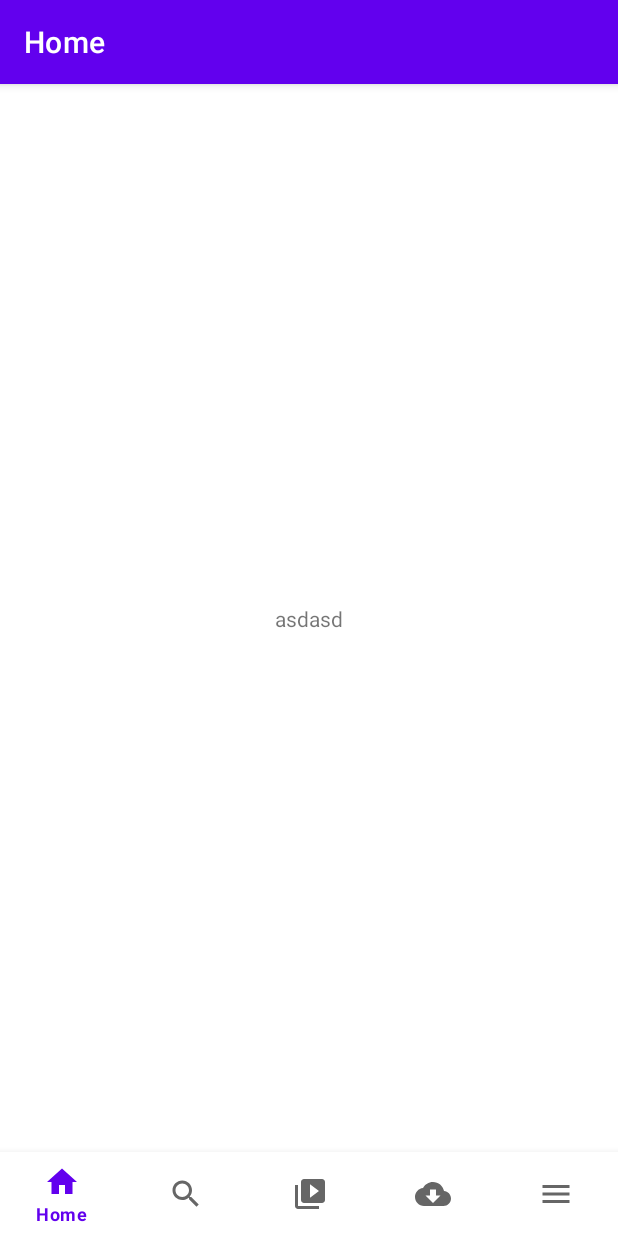
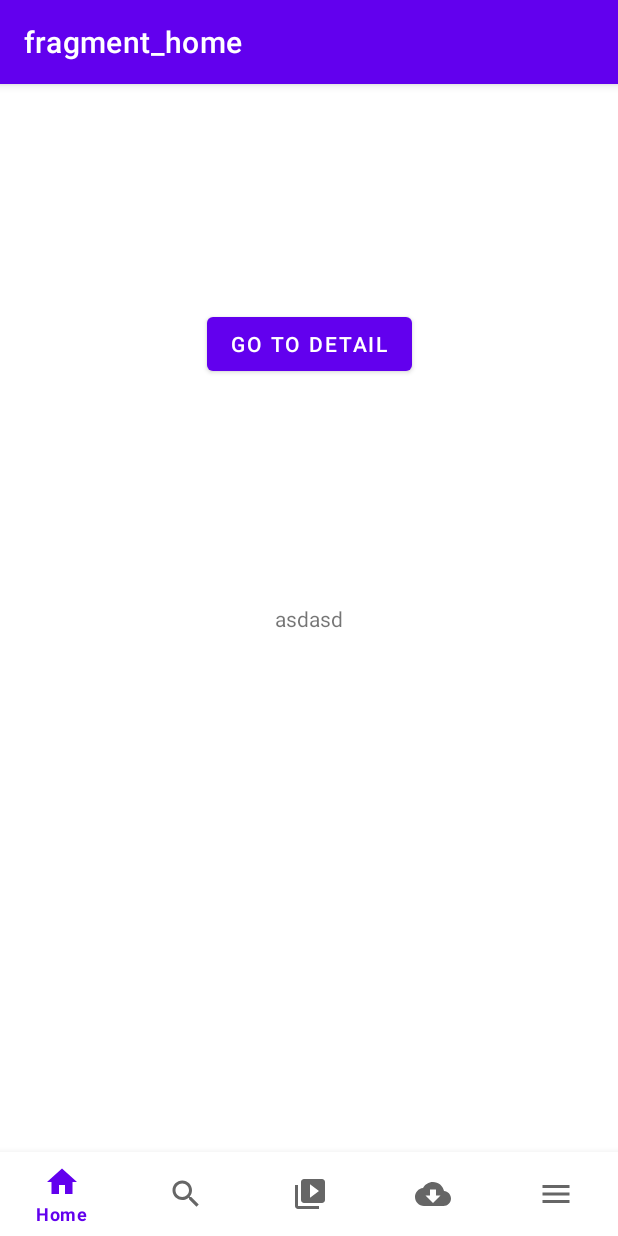
Before and after one commit to basarYargici/movie-hunt, an Android app: the screen it shows after launch (MainActivity), on a phone screen of 412 x 824 dp. Run offline under Robolectric (Android 15) with nearby library versions, the phone set to English and light mode, and no system bars; our stand-ins replace Dagger/Hilt's generated code, Timber, navigation-ui; network calls fail; 1 statement that could not run was skipped.

Commit message:
Fragments move to new navs for each and matched with bottom nav menu

```diff
--- /dev/null
+++ b/app/src/main/java/com/basar/moviehunter/extension/LiveDataExt.kt
@@ -0,0 +1,12 @@
+package com.basar.moviehunter.extension
+
+import androidx.lifecycle.LifecycleOwner
+import androidx.lifecycle.LiveData
+import androidx.lifecycle.MutableLiveData
+
+fun MutableLiveData<Boolean>.postTrue() = postValue(true)
+
+fun MutableLiveData<Boolean>.postFalse() = postValue(false)
+
+fun <T : Any, L : LiveData<T>> LifecycleOwner.observe(liveData: L, body: (T?) -> Unit): Unit =
+    liveData.observe(this) { t -> body(t) }
--- a/app/src/main/java/com/basar/moviehunter/ui/homepage/HomeFragment.kt
+++ b/app/src/main/java/com/basar/moviehunter/ui/homepage/HomeFragment.kt
@@ -6,11 +6,13 @@ import android.view.ViewGroup
 import androidx.fragment.app.viewModels
 import com.basar.moviehunter.base.BaseFragment
 import com.basar.moviehunter.databinding.FragmentHomeBinding
-import com.basar.moviehunter.util.Observer
+import com.basar.moviehunter.extension.observe
+import com.basar.moviehunter.util.Listener
+import com.basar.moviehunter.util.Receiver
 import dagger.hilt.android.AndroidEntryPoint
 
 @AndroidEntryPoint
-class HomeFragment : BaseFragment<FragmentHomeBinding>(), Observer {
+class HomeFragment : BaseFragment<FragmentHomeBinding>(), Receiver, Listener {
     private val viewmodel: HomeFragmentViewModel by viewModels()
 
     override fun inflateLayout(
@@ -21,12 +23,19 @@ class HomeFragment : BaseFragment<FragmentHomeBinding>(), Observer {
 
     override fun initViews() {
         viewmodel.initVM()
-        setObservers()
+        setListeners()
+        setReceiver()
     }
 
-    override fun setObservers() {
-        viewmodel.discoverFilm.observe(viewLifecycleOwner) {
+    override fun setReceiver() {
+        observe(viewmodel.discoverFilm) {
             binding.tv.text = it.toString()
         }
     }
+
+    override fun setListeners() {
+        binding.btnGo.setOnClickListener {
+            navigate(HomeFragmentDirections.actionHomeFragmentToMovieDetailFragment())
+        }
+    }
 }
--- a/app/src/main/java/com/basar/moviehunter/util/Observer.kt
+++ /dev/null
@@ -1,5 +0,0 @@
-package com.basar.moviehunter.util
-
-interface Observer {
-    fun setObservers()
-}
--- /dev/null
+++ b/app/src/main/java/com/basar/moviehunter/util/Receiver.kt
@@ -0,0 +1,5 @@
+package com.basar.moviehunter.util
+
+interface Receiver {
+    fun setReceiver()
+}
--- a/app/src/main/res/layout/fragment_home.xml
+++ b/app/src/main/res/layout/fragment_home.xml
@@ -6,7 +6,16 @@
     android:layout_height="match_parent"
     tools:context=".ui.homepage.HomeFragment">
 
-    <!-- TODO: Update blank fragment layout -->
+    <Button
+        android:id="@+id/btnGo"
+        android:text="Go to detail"
+        android:layout_width="wrap_content"
+        android:layout_height="wrap_content"
+        app:layout_constraintBottom_toTopOf="@+id/tv"
+        app:layout_constraintEnd_toEndOf="parent"
+        app:layout_constraintStart_toStartOf="parent"
+        app:layout_constraintTop_toTopOf="parent" />
+
     <TextView
         android:id="@+id/tv"
         android:layout_width="wrap_content"
--- a/app/src/main/res/menu/bottom_navigation_menu.xml
+++ b/app/src/main/res/menu/bottom_navigation_menu.xml
@@ -1,27 +1,27 @@
 <?xml version="1.0" encoding="utf-8"?>
 <menu xmlns:android="http://schemas.android.com/apk/res/android">
     <item
-        android:id="@+id/homeFragment"
+        android:id="@+id/home"
         android:enabled="true"
         android:icon="@drawable/ic_home"
         android:title="@string/menu_home" />
     <item
-        android:id="@+id/searchFragment"
+        android:id="@+id/search"
         android:enabled="true"
         android:icon="@drawable/ic_search"
         android:title="@string/menu_search" />
     <item
-        android:id="@+id/upcomingFragment"
+        android:id="@+id/upcoming"
         android:enabled="true"
         android:icon="@drawable/ic_upcoming"
         android:title="@string/menu_upcoming" />
     <item
-        android:id="@+id/downloadsFragment"
+        android:id="@+id/downloads"
         android:enabled="true"
         android:icon="@drawable/ic_download"
         android:title="@string/menu_downloads" />
     <item
-        android:id="@+id/othersFragment"
+        android:id="@+id/others"
         android:enabled="true"
         android:icon="@drawable/ic_others"
         android:title="@string/menu_others" />
--- /dev/null
+++ b/app/src/main/res/navigation/nav_downloads.xml
@@ -0,0 +1,13 @@
+<?xml version="1.0" encoding="utf-8"?>
+<navigation xmlns:android="http://schemas.android.com/apk/res/android"
+    xmlns:app="http://schemas.android.com/apk/res-auto"
+    xmlns:tools="http://schemas.android.com/tools"
+    android:id="@+id/downloads"
+    app:startDestination="@id/downloadsFragment">
+
+    <fragment
+        android:id="@+id/downloadsFragment"
+        android:name="com.basar.moviehunter.ui.downloads.DownloadsFragment"
+        android:label="fragment_downloads"
+        tools:layout="@layout/fragment_downloads" />
+</navigation>
--- a/app/src/main/res/navigation/nav_graph.xml
+++ b/app/src/main/res/navigation/nav_graph.xml
@@ -1,49 +1,12 @@
 <?xml version="1.0" encoding="utf-8"?>
 <navigation xmlns:android="http://schemas.android.com/apk/res/android"
     xmlns:app="http://schemas.android.com/apk/res-auto"
-    xmlns:tools="http://schemas.android.com/tools"
     android:id="@+id/nav_graph"
-    app:startDestination="@id/homeFragment">
+    app:startDestination="@id/home">
 
-    <fragment
-        android:id="@+id/homeFragment"
-        android:name="com.basar.moviehunter.ui.homepage.HomeFragment"
-        android:label="@string/label_home"
-        tools:layout="@layout/fragment_home">
-        <action
-            android:id="@+id/action_homeFragment_to_searchFragment"
-            app:destination="@id/searchFragment" />
-    </fragment>
-    <fragment
-        android:id="@+id/searchFragment"
-        android:name="com.basar.moviehunter.ui.search.SearchFragment"
-        android:label="@string/label_search"
-        tools:layout="@layout/fragment_search">
-        <action
-            android:id="@+id/action_searchFragment_to_upcomingFragment"
-            app:destination="@id/upcomingFragment" />
-    </fragment>
-    <fragment
-        android:id="@+id/downloadsFragment"
-        android:name="com.basar.moviehunter.ui.downloads.DownloadsFragment"
-        android:label="@string/label_downloads"
-        tools:layout="@layout/fragment_downloads">
-        <action
-            android:id="@+id/action_downloadsFragment_to_othersFragment2"
-            app:destination="@id/othersFragment" />
-    </fragment>
-    <fragment
-        android:id="@+id/upcomingFragment"
-        android:name="com.basar.moviehunter.ui.upcoming.UpcomingFragment"
-        android:label="@string/label_upcoming"
-        tools:layout="@layout/fragment_upcoming">
-        <action
-            android:id="@+id/action_upcomingFragment_to_downloadsFragment"
-            app:destination="@id/downloadsFragment" />
-    </fragment>
-    <fragment
-        android:id="@+id/othersFragment"
-        android:name="com.basar.moviehunter.ui.others.OthersFragment"
-        android:label="@string/label_others"
-        tools:layout="@layout/fragment_others" />
+    <include app:graph="@navigation/nav_home" />
+    <include app:graph="@navigation/nav_others" />
+    <include app:graph="@navigation/nav_downloads" />
+    <include app:graph="@navigation/nav_search" />
+    <include app:graph="@navigation/nav_upcoming" />
 </navigation>
--- /dev/null
+++ b/app/src/main/res/navigation/nav_home.xml
@@ -0,0 +1,21 @@
+<?xml version="1.0" encoding="utf-8"?>
+<navigation xmlns:android="http://schemas.android.com/apk/res/android"
+    xmlns:app="http://schemas.android.com/apk/res-auto"
+    xmlns:tools="http://schemas.android.com/tools"
+    android:id="@+id/home"
+    app:startDestination="@id/homeFragment">
+    <fragment
+        android:id="@+id/homeFragment"
+        android:name="com.basar.moviehunter.ui.homepage.HomeFragment"
+        android:label="fragment_home"
+        tools:layout="@layout/fragment_home">
+        <action
+            android:id="@+id/action_homeFragment_to_movieDetailFragment"
+            app:destination="@id/movieDetailFragment" />
+    </fragment>
+    <fragment
+        android:id="@+id/movieDetailFragment"
+        android:name="com.basar.moviehunter.ui.homepage.moviedetail.MovieDetailFragment"
+        android:label="fragment_movie_detail"
+        tools:layout="@layout/fragment_movie_detail" />
+</navigation>
--- /dev/null
+++ b/app/src/main/res/navigation/nav_others.xml
@@ -0,0 +1,13 @@
+<?xml version="1.0" encoding="utf-8"?>
+<navigation xmlns:android="http://schemas.android.com/apk/res/android"
+    xmlns:app="http://schemas.android.com/apk/res-auto"
+    xmlns:tools="http://schemas.android.com/tools"
+    android:id="@+id/others"
+    app:startDestination="@id/othersFragment">
+
+    <fragment
+        android:id="@+id/othersFragment"
+        android:name="com.basar.moviehunter.ui.others.OthersFragment"
+        android:label="fragment_others"
+        tools:layout="@layout/fragment_others" />
+</navigation>
--- /dev/null
+++ b/app/src/main/res/navigation/nav_search.xml
@@ -0,0 +1,13 @@
+<?xml version="1.0" encoding="utf-8"?>
+<navigation xmlns:android="http://schemas.android.com/apk/res/android"
+    xmlns:app="http://schemas.android.com/apk/res-auto"
+    xmlns:tools="http://schemas.android.com/tools"
+    android:id="@+id/search"
+    app:startDestination="@id/searchFragment">
+
+    <fragment
+        android:id="@+id/searchFragment"
+        android:name="com.basar.moviehunter.ui.search.SearchFragment"
+        android:label="fragment_search"
+        tools:layout="@layout/fragment_search" />
+</navigation>
--- /dev/null
+++ b/app/src/main/res/navigation/nav_upcoming.xml
@@ -0,0 +1,13 @@
+<?xml version="1.0" encoding="utf-8"?>
+<navigation xmlns:android="http://schemas.android.com/apk/res/android"
+    xmlns:app="http://schemas.android.com/apk/res-auto"
+    xmlns:tools="http://schemas.android.com/tools"
+    android:id="@+id/upcoming"
+    app:startDestination="@id/upcomingFragment">
+
+    <fragment
+        android:id="@+id/upcomingFragment"
+        android:name="com.basar.moviehunter.ui.upcoming.UpcomingFragment"
+        android:label="fragment_upcoming"
+        tools:layout="@layout/fragment_upcoming" />
+</navigation>
--- a/app/src/main/res/values/strings.xml
+++ b/app/src/main/res/values/strings.xml
@@ -34,4 +34,6 @@
     <string name="label_downloads">Downloads</string>
     <string name="label_upcoming">Upcoming</string>
     <string name="label_others">Others</string>
+    <!-- TODO: Remove or change this placeholder text -->
+    <string name="hello_blank_fragment">Hello blank fragment</string>
 </resources>
```
